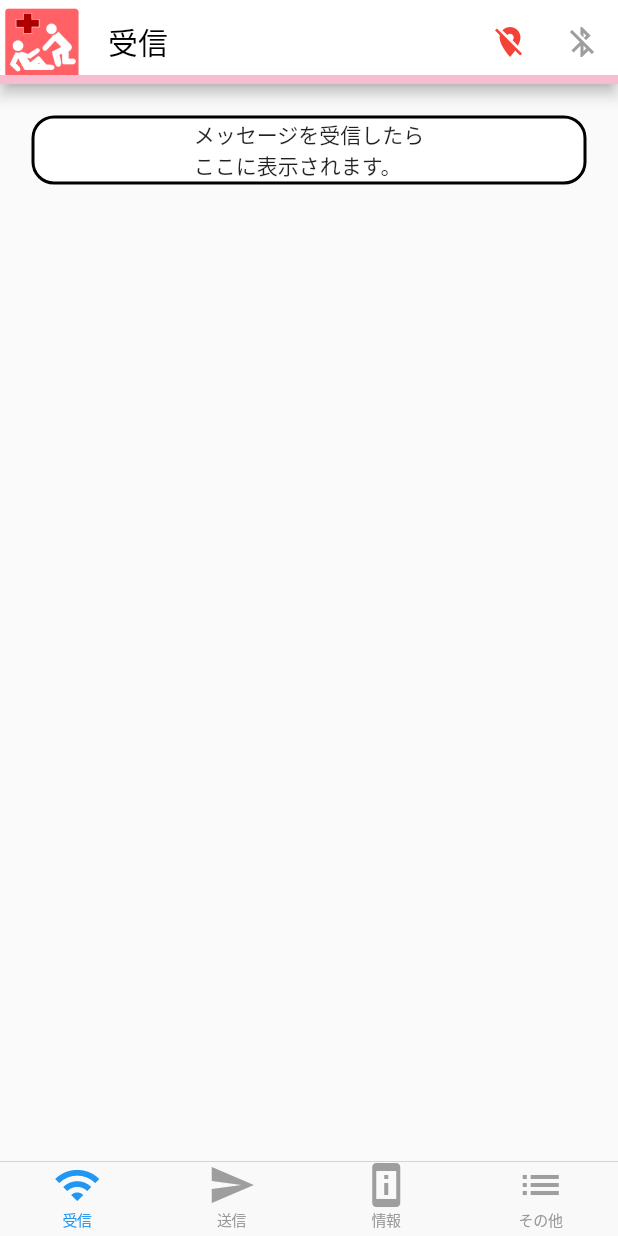
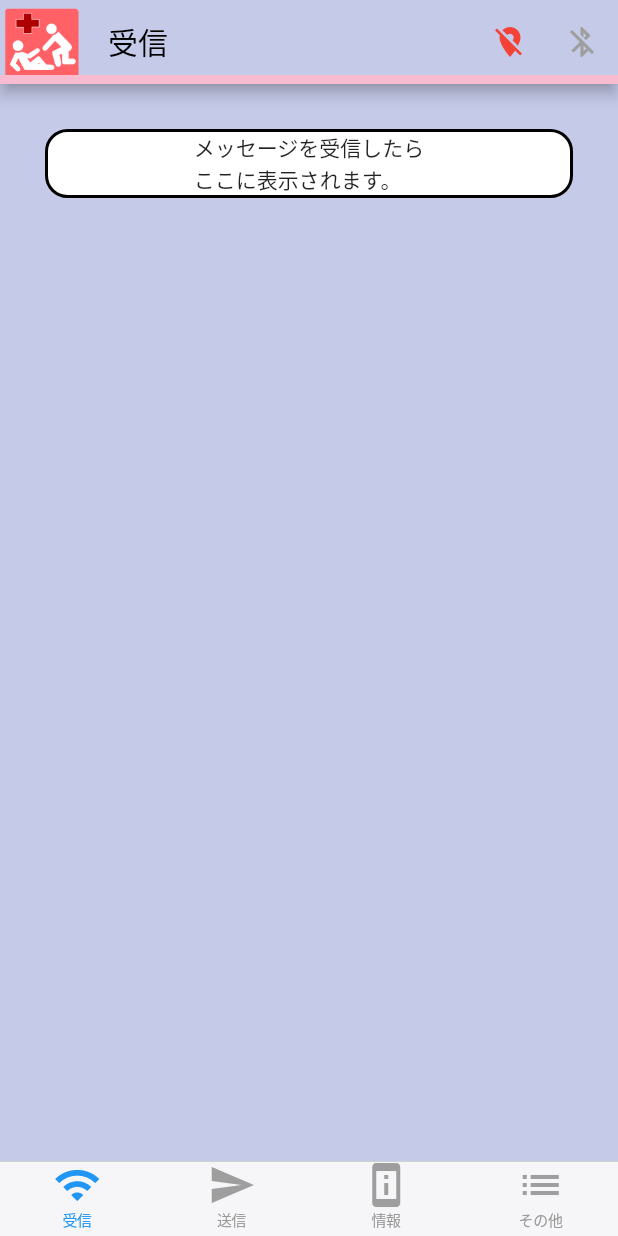
Before and after one commit to hirune05/beacon_app, a Flutter app: the screen it shows after launch, on a phone screen of 412 x 824 dp. Run offline on Flutter 3.47's test engine with Material 2 defaults, Android fonts, the phone set to English and light mode, and no system bars; our stand-ins replace flutter_local_notifications, webview_flutter; missing offline and left inert: flutter_beacon.

Commit message:
背景色を変えた

```diff
--- a/lib/view/pages/beacon_broadcasting_page.dart
+++ b/lib/view/pages/beacon_broadcasting_page.dart
@@ -5,6 +5,7 @@ import 'package:sumple_beacon/util/constants.dart';
 import 'package:sumple_beacon/view/pages/navigate_page.dart';
 
 int isSelectedItem = 0;
+Color? broadcastingColor = Colors.lightGreen[100];
 
 class BeaconBroadcastingPage extends StatefulWidget {
   const BeaconBroadcastingPage({Key? key}) : super(key: key);
@@ -92,7 +93,7 @@ class _BeaconBroadcastingPageState extends State<BeaconBroadcastingPage>
       resizeToAvoidBottomInset: false,
       appBar: AppBar(
         leading: Image.asset('images/icon.png'),
-        backgroundColor: Colors.white,
+        backgroundColor: broadcastingColor,
         title: const Text(
           '送信',
           style: TextStyle(color: Color.fromARGB(255, 21, 9, 4)),
@@ -108,6 +109,7 @@ class _BeaconBroadcastingPageState extends State<BeaconBroadcastingPage>
                 // (2)ユーザーが入力した時にバリデーションチェックを行う
                 autovalidateMode: AutovalidateMode.onUserInteraction,
                 child: Container(
+                    color: broadcastingColor,
                     padding:
                         const EdgeInsets.symmetric(horizontal: 16, vertical: 8),
                     child: Column(
--- a/lib/view/pages/beacon_scanning_page.dart
+++ b/lib/view/pages/beacon_scanning_page.dart
@@ -18,6 +18,7 @@ List<String> helps = [
   "大きな声が苦手です。"
 ];
 
+Color? scanningColor = Colors.indigo[100];
 int notificationCount = 0;
 int helpCountBase = 0;
 int helpCountSecond = 0;
@@ -253,7 +254,7 @@ class _BeaconScanningPageState extends State<BeaconScanningPage>
           style: TextStyle(color: Colors.black),
         ),
         leading: Image.asset('images/icon.png'),
-        backgroundColor: Colors.white,
+        backgroundColor: scanningColor,
         shape:
             Border(bottom: BorderSide(color: Colors.pink.shade100, width: 6)),
         actions: [
@@ -361,11 +362,14 @@ class _BeaconScanningPageState extends State<BeaconScanningPage>
           ),
         ],
       ),
-      body: GestureDetector(
+      body: Container(
+        color: scanningColor,
         child: _beacons.isEmpty
             //何も来てない時
-            ? Container(
-                margin: EdgeInsets.all(21),
+            ? Column(
+                children: [
+                  Container(
+                    margin: EdgeInsets.all(30),
                     //padding: EdgeInsets.all(50),
                     decoration: BoxDecoration(
                       border: Border.all(color: Colors.black, width: 2),
@@ -378,6 +382,8 @@ class _BeaconScanningPageState extends State<BeaconScanningPage>
                         Text('メッセージを受信したら\nここに表示されます。'),
                       ],
                     ),
+                  ),
+                ],
               )
             //何か来た時
             : ListView(
@@ -390,7 +396,7 @@ class _BeaconScanningPageState extends State<BeaconScanningPage>
                         title: Flexible(
                           child: Text(
                             beacon.major == 0
-                                ? 'あなたに協力してくれている人がいます。'
+                                ? '協力するよ！頑張って!!'
                                 : beacon.major == 1
                                     ? helps[1]
                                     : '${helps[beacon.major]}',
@@ -406,6 +412,8 @@ class _BeaconScanningPageState extends State<BeaconScanningPage>
                               child: Text(
                                 beacon.major == 1
                                     ? ''
+                                    : beacon.major == 0
+                                        ? '半径${beacon.accuracy}m以内にあなたを理解してくれている人がいます。'
                                         : '半径${beacon.accuracy}m以内に聴覚過敏で苦しんでいる人がいます',
                                 style: const TextStyle(fontSize: 13.0),
                               ),
@@ -486,31 +494,6 @@ class _BeaconScanningPageState extends State<BeaconScanningPage>
                   ),
                 ).toList(),
               ),
-
-        //一つだけでいい場合
-        /*ListTile(
-                        title: Flexible(
-                          child: Text(
-                            '半径${_beacons.first.accuracy}m以内に聴覚過敏で苦しんでいる人がいます',
-                            style: const TextStyle(fontSize: 13.0),
-                          ),
-                          flex: 2,
-                          fit: FlexFit.tight,
-                        ),
-                        subtitle: Row(
-                          mainAxisSize: MainAxisSize.max,
-                          children: [
-                            Flexible(
-                              child: Text(
-                                '${helps[_beacons.first.major]}',
-                                style: const TextStyle(fontSize: 13.0),
-                              ),
-                              flex: 1,
-                              fit: FlexFit.tight,
-                            ),
-                          ],
-                        ),
-                      )*/
       ),
     );
   }
--- a/lib/view/pages/fight.dart
+++ b/lib/view/pages/fight.dart
@@ -2,6 +2,7 @@ import 'package:flutter/material.dart';
 
 import 'package:flutter_beacon/flutter_beacon.dart';
 import 'package:sumple_beacon/util/constants.dart';
+import 'package:sumple_beacon/view/pages/beacon_broadcasting_page.dart';
 
 int isSelectedItem = 0;
 
@@ -90,7 +91,7 @@ class _FightPageState extends State<FightPage> with WidgetsBindingObserver {
       resizeToAvoidBottomInset: false,
       appBar: AppBar(
         leading: Image.asset('images/icon.png'),
-        backgroundColor: Colors.white,
+        backgroundColor: broadcastingColor,
         title: const Text(
           '送信',
           style: TextStyle(color: Color.fromARGB(255, 21, 9, 4)),
@@ -106,6 +107,7 @@ class _FightPageState extends State<FightPage> with WidgetsBindingObserver {
                 // (2)ユーザーが入力した時にバリデーションチェックを行う
                 autovalidateMode: AutovalidateMode.onUserInteraction,
                 child: Container(
+                  color: broadcastingColor,
                   padding:
                       const EdgeInsets.symmetric(horizontal: 16, vertical: 8),
                   child: Column(
--- a/lib/view/pages/information.dart
+++ b/lib/view/pages/information.dart
@@ -1,5 +1,6 @@
 import 'package:flutter/material.dart';
 import 'package:sumple_beacon/view/pages/beacon_scanning_page.dart';
+import 'package:sumple_beacon/view/pages/webpage.dart';
 import 'package:url_launcher/link.dart';
 
 class InformationPage extends StatefulWidget {
--- a/lib/view/pages/thanks.dart
+++ b/lib/view/pages/thanks.dart
@@ -2,6 +2,7 @@ import 'package:flutter/material.dart';
 
 import 'package:flutter_beacon/flutter_beacon.dart';
 import 'package:sumple_beacon/util/constants.dart';
+import 'package:sumple_beacon/view/pages/beacon_broadcasting_page.dart';
 
 int isSelectedItem = 0;
 
@@ -90,7 +91,7 @@ class _ThanksPageState extends State<ThanksPage> with WidgetsBindingObserver {
       resizeToAvoidBottomInset: false,
       appBar: AppBar(
         leading: Image.asset('images/icon.png'),
-        backgroundColor: Colors.white,
+        backgroundColor: broadcastingColor,
         title: const Text(
           '送信',
           style: TextStyle(color: Color.fromARGB(255, 21, 9, 4)),
@@ -106,6 +107,7 @@ class _ThanksPageState extends State<ThanksPage> with WidgetsBindingObserver {
                 // (2)ユーザーが入力した時にバリデーションチェックを行う
                 autovalidateMode: AutovalidateMode.onUserInteraction,
                 child: Container(
+                  color: broadcastingColor,
                   padding:
                       const EdgeInsets.symmetric(horizontal: 16, vertical: 8),
                   child: Column(
```
Lines whose indentation alone changed are shown as unchanged.
